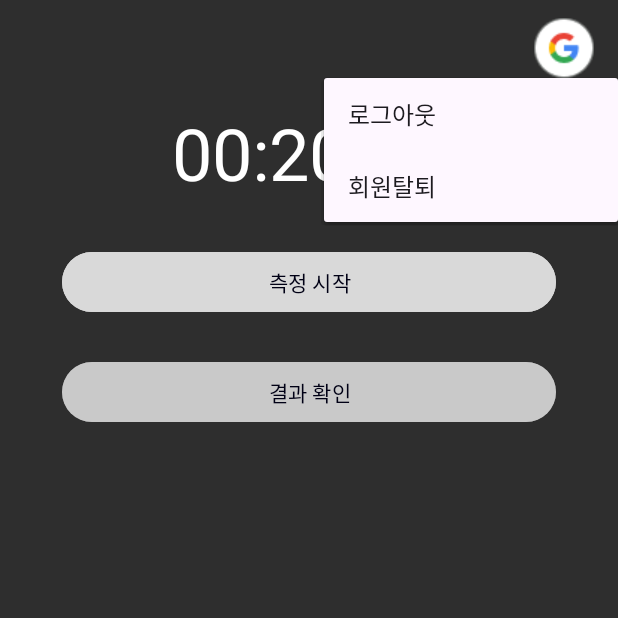
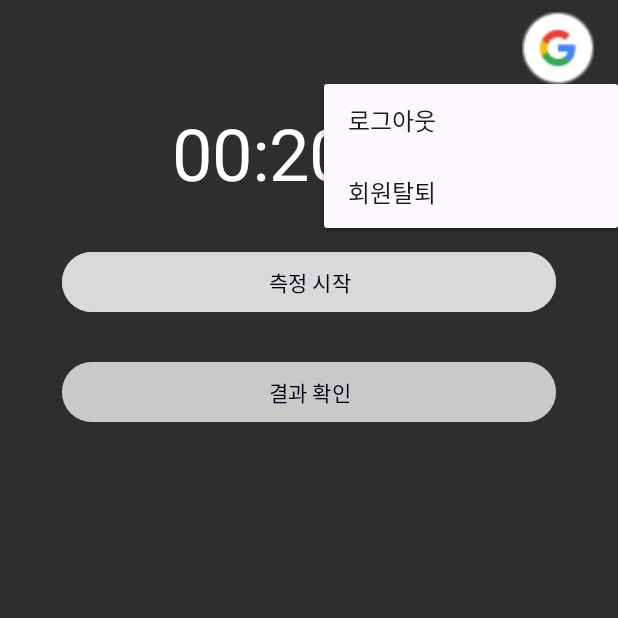
Before and after one commit to konghyoil/nunkkam, an Android app: the screen it shows after launch once a user with an empty profile is signed in (TimerActivity), after a tap on "Profile Image", on a phone screen of 412 x 824 dp, the top half of it. Run offline under Robolectric (Android 15) with nearby library versions, the phone set to English and light mode, and no system bars; our stand-ins replace Firebase (no records; nobody signed in at launch, a user with empty details on screens opened directly); 2 statements that could not run were skipped.

```diff
--- a/app/src/main/res/layout/activity_timer.xml
+++ b/app/src/main/res/layout/activity_timer.xml
@@ -26,8 +26,8 @@
 
             <ImageView
                 android:id="@+id/profile_image_view"
-                android:layout_width="40dp"
-                android:layout_height="40dp"
+                android:layout_width="48dp"
+                android:layout_height="48dp"
                 android:layout_marginEnd="16dp"
                 android:src="@drawable/ic_account"
                 android:contentDescription="@string/example_image_desc"
```
Also changed, not shown: app/src/main/java/com/its/nunkkam/android/TimerActivity.kt (+15 -1 lines), app/src/main/res/layout/activity_blink.xml (+4 -4 lines).
